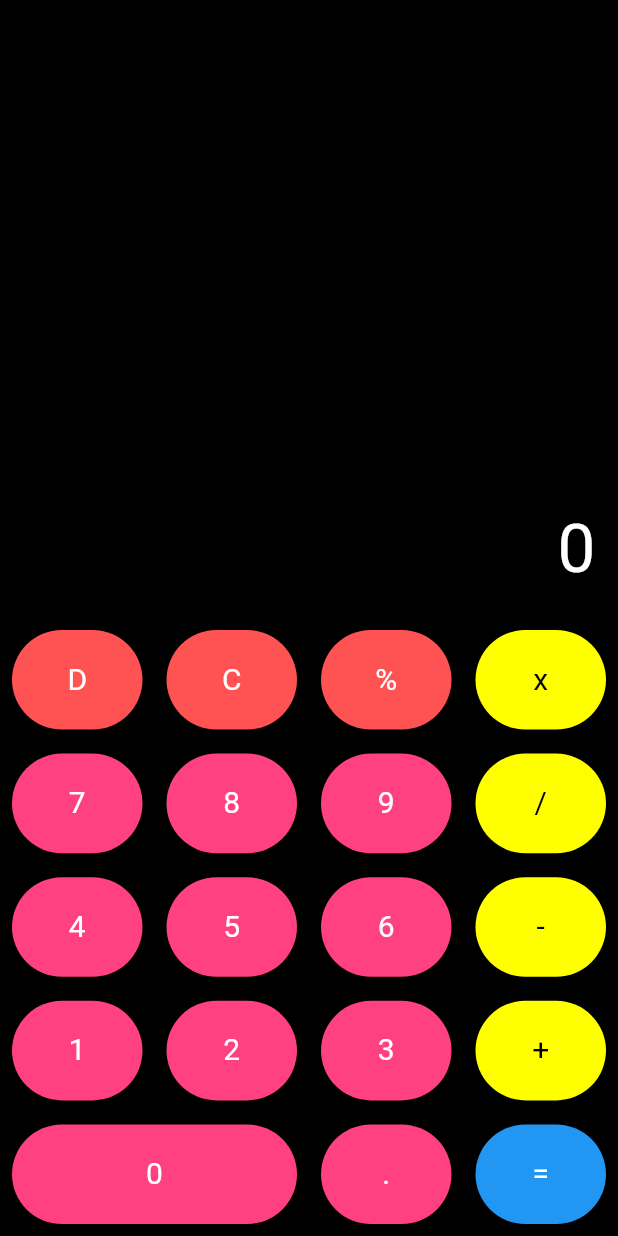
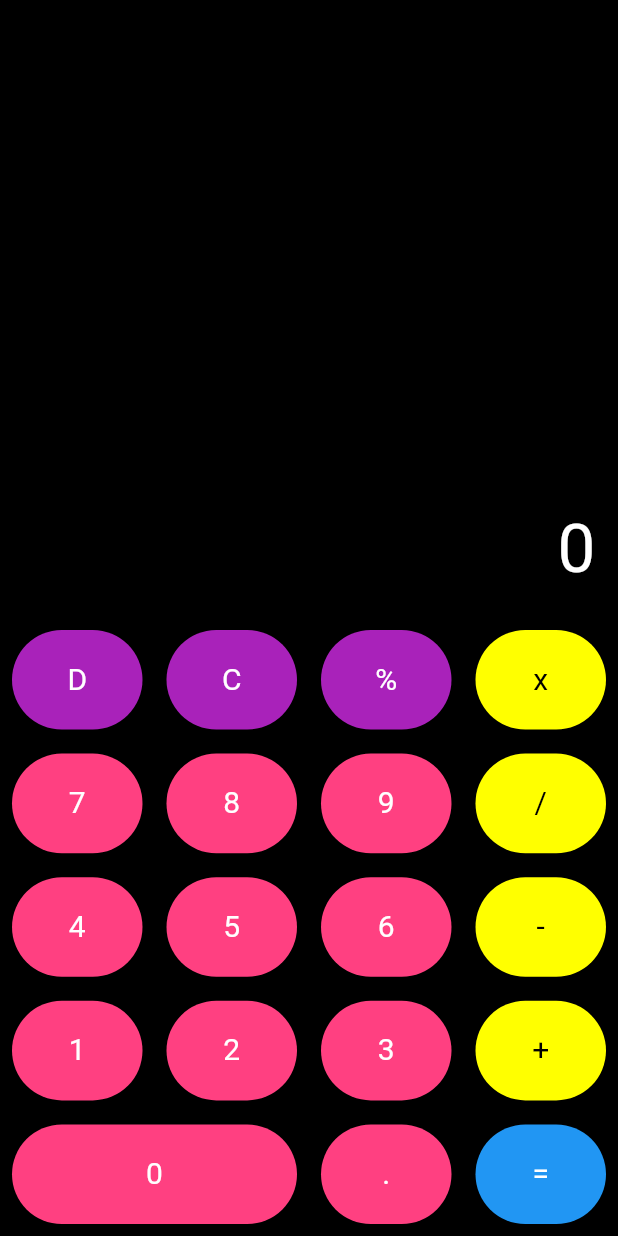
Before and after one commit to aiilory/flutter-calcuator, a Flutter app: the screen it shows after launch, on a phone screen of 412 x 824 dp. Run offline on Flutter 3.47's test engine with Material 3 defaults, Android fonts, the phone set to English and light mode, and no system bars.

Commit message:
Design changes

```diff
--- a/lib/calca.dart
+++ b/lib/calca.dart
@@ -66,7 +66,7 @@ class _CalculatorState extends State<Calculator> {
       child: Material(
         clipBehavior: Clip.hardEdge,
         color: [Btn.clear, Btn.del, Btn.per].contains(value)
-            ? Colors.redAccent
+            ? Color.fromARGB(255, 169, 34, 186)
             : [Btn.plus, Btn.minus, Btn.divide, Btn.multiply].contains(value)
                 ? Colors.yellowAccent
                 : Btn.eqaual == value
```
